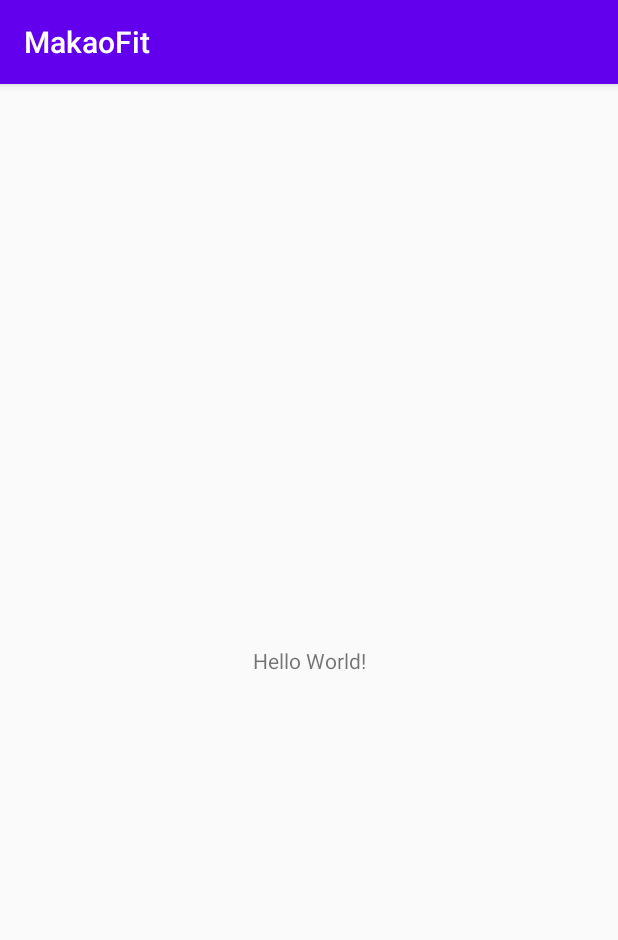
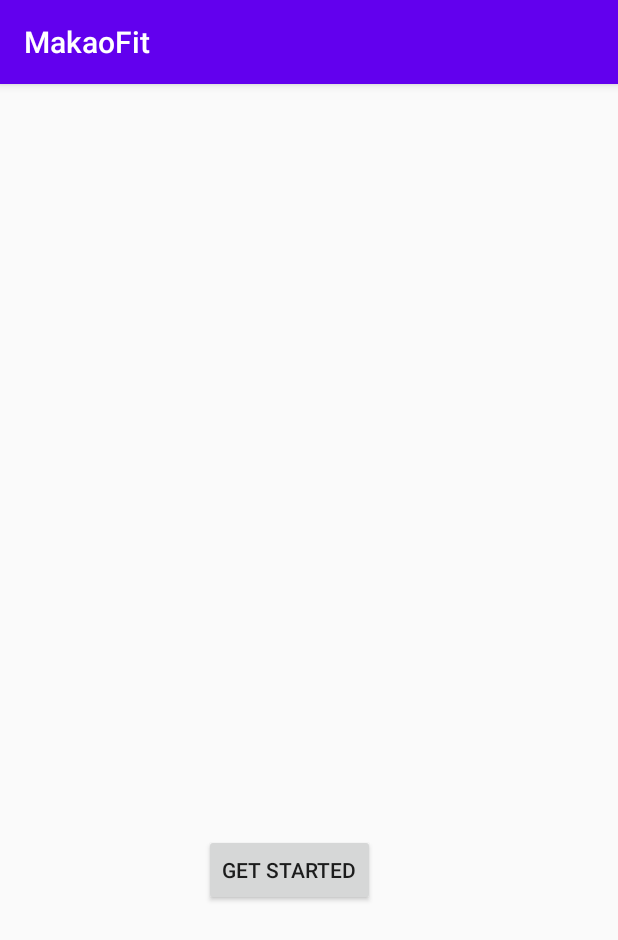
Before and after one commit to anyatsal/MakaoFit, an Android app: the screen it shows after launch (MainActivity), on a phone screen of 412 x 824 dp. Shown: the top 940 px of the screen. Run offline under Robolectric (Android 15) with nearby library versions, the phone set to English and light mode, and no system bars; 2 statements that could not run were skipped.

Commit message:
first commit

```diff
--- a/app/src/main/AndroidManifest.xml
+++ b/app/src/main/AndroidManifest.xml
@@ -1,6 +1,8 @@
 <?xml version="1.0" encoding="utf-8"?>
 <manifest xmlns:android="http://schemas.android.com/apk/res/android"
     package="com.makao.makaofit">
+
+    <uses-permission android:name="android.gms.permission.ACTIVITY_RECOGNITION"/>
 
     <application
         android:allowBackup="true"
@@ -9,13 +11,14 @@
         android:roundIcon="@mipmap/ic_launcher_round"
         android:supportsRtl="true"
         android:theme="@style/AppTheme">
-        <activity android:name=".MainActivity">
+        <activity android:name=".ui.activity.MainActivity">
             <intent-filter>
                 <action android:name="android.intent.action.MAIN" />
 
                 <category android:name="android.intent.category.LAUNCHER" />
             </intent-filter>
         </activity>
+        <activity android:name=".ui.activity.AppActivity"/>
     </application>
 
 </manifest>
--- a/app/src/main/java/com/makao/makaofit/MainActivity.kt
+++ /dev/null
@@ -1,12 +0,0 @@
-package com.makao.makaofit
-
-import androidx.appcompat.app.AppCompatActivity
-import android.os.Bundle
-
-class MainActivity : AppCompatActivity() {
-
-    override fun onCreate(savedInstanceState: Bundle?) {
-        super.onCreate(savedInstanceState)
-        setContentView(R.layout.activity_main)
-    }
-}
--- /dev/null
+++ b/app/src/main/java/com/makao/makaofit/service/GoogleFitService.java
@@ -0,0 +1,43 @@
+package com.makao.makaofit.service;
+
+import android.content.Context;
+import android.util.Log;
+import android.widget.TextView;
+
+import com.google.android.gms.auth.api.signin.GoogleSignIn;
+import com.google.android.gms.fitness.Fitness;
+import com.google.android.gms.fitness.FitnessOptions;
+import com.google.android.gms.fitness.data.DataType;
+import com.google.android.gms.fitness.data.Field;
+import com.google.android.gms.fitness.request.DataReadRequest;
+
+import java.util.Calendar;
+import java.util.Date;
+import java.util.concurrent.TimeUnit;
+
+public class GoogleFitService {
+
+    private final String TAG = "GoogleFitService";
+    private final FitnessOptions fitnessOptions = FitnessOptions.builder()
+            .addDataType(DataType.TYPE_STEP_COUNT_DELTA, FitnessOptions.ACCESS_READ)
+            .addDataType(DataType.AGGREGATE_STEP_COUNT_DELTA, FitnessOptions.ACCESS_READ)
+            .addDataType (DataType.TYPE_STEP_COUNT_CUMULATIVE, FitnessOptions.ACCESS_READ)
+            .build();
+
+    public void setStepsCount(Context context, TextView view) {
+        Fitness.getHistoryClient(context, GoogleSignIn.getAccountForExtension(context, fitnessOptions))
+                .readDailyTotal(DataType.TYPE_STEP_COUNT_DELTA)
+                .addOnSuccessListener(dataReadResponse -> {
+                    if (!dataReadResponse.isEmpty()) {
+                        view.setText(dataReadResponse.getDataPoints().get(0).getValue(Field.FIELD_STEPS).toString() + " Steps" + "\n" + "Wooooooow!" );
+                    }
+                })
+                .addOnFailureListener(e -> {
+                    Log.w(TAG, "There was a problem getting the step count.", e);
+                });
+    }
+
+    public FitnessOptions getFitnessOptions() {
+        return fitnessOptions;
+    }
+}
--- /dev/null
+++ b/app/src/main/java/com/makao/makaofit/utils/Constants.java
@@ -0,0 +1,4 @@
+package com.makao.makaofit.utils;
+
+public class Constants {
+}
--- a/app/src/main/res/layout/activity_main.xml
+++ b/app/src/main/res/layout/activity_main.xml
@@ -4,15 +4,21 @@
     xmlns:tools="http://schemas.android.com/tools"
     android:layout_width="match_parent"
     android:layout_height="match_parent"
-    tools:context=".MainActivity">
+    android:id="@+id/main_activity_view"
+    tools:context=".ui.activity.MainActivity">
 
-    <TextView
+    <Button
+        android:id="@+id/get_started_button"
         android:layout_width="wrap_content"
         android:layout_height="wrap_content"
-        android:text="Hello World!"
+        android:layout_marginStart="161dp"
+        android:layout_marginEnd="162dp"
+        android:layout_marginBottom="220dp"
+        android:onClick="onClick"
+        android:text="@string/get_started"
         app:layout_constraintBottom_toBottomOf="parent"
-        app:layout_constraintLeft_toLeftOf="parent"
-        app:layout_constraintRight_toRightOf="parent"
-        app:layout_constraintTop_toTopOf="parent" />
+        app:layout_constraintEnd_toEndOf="parent"
+        app:layout_constraintHorizontal_bias="1.0"
+        app:layout_constraintStart_toStartOf="parent" />
 
 </androidx.constraintlayout.widget.ConstraintLayout>
--- a/app/src/main/res/values/strings.xml
+++ b/app/src/main/res/values/strings.xml
@@ -1,3 +1,7 @@
 <resources>
     <string name="app_name">MakaoFit</string>
+    <string name="permission_denied_explanation">Permission was denied, but is needed for core
+        functionality.</string>
+    <string name="settings">Settings</string>
+    <string name="get_started">Get started</string>
 </resources>
```
Also changed, not shown: app/build.gradle (+9 -0 lines), app/src/main/java/com/makao/makaofit/ui/activity/AppActivity.java (added, +75 -0 lines), app/src/main/java/com/makao/makaofit/ui/activity/MainActivity.java (added, +123 -0 lines), app/src/main/java/com/makao/makaofit/ui/fragment/ProfileFragment.java (added, +22 -0 lines), app/src/main/java/com/makao/makaofit/ui/fragment/StatisticFragment.java (added, +29 -0 lines), app/src/main/res/layout/activity_app.xml (added, +20 -0 lines), app/src/main/res/layout/fragment_profile.xml (added, +12 -0 lines), app/src/main/res/layout/fragment_statistic.xml (added, +14 -0 lines).
